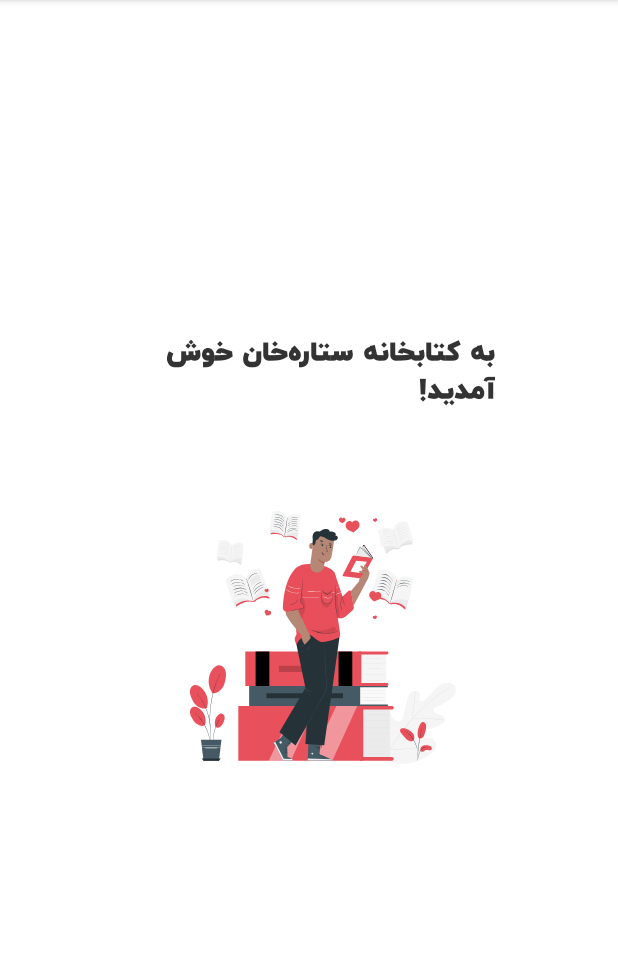
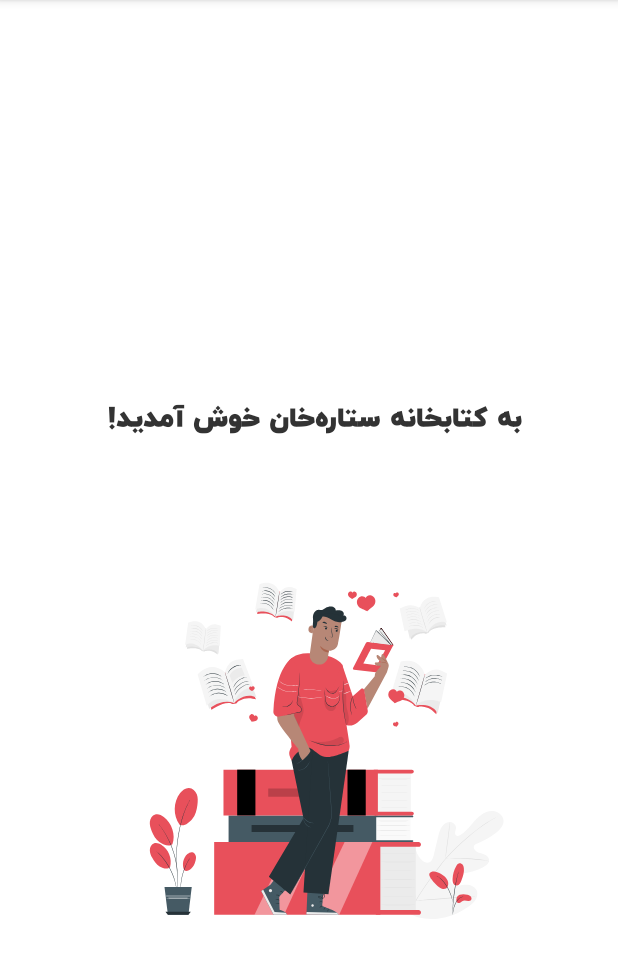
Before and after one commit to AleTTA3/SetareKhan-FrontEnd, an Android app: the MainActivity screen opened directly, with no data from a screen before it, on a phone screen of 412 x 824 dp, the part 84-1062 px from its top. Run offline under Robolectric (Android 15) with nearby library versions, the phone set to English and light mode, and no system bars; network calls fail.

Commit message:
fix font

```diff
--- a/app/src/main/java/com/example/setarekhan/WeatherScreen.java
+++ b/app/src/main/java/com/example/setarekhan/WeatherScreen.java
@@ -23,7 +23,7 @@ public class  WeatherScreen  extends AppCompatActivity {
 
     private static final String BASE_URL = "https://api.openweathermap.org/";
     private static final String API_KEY = "80fdd4e89bcb38c5558f485d38a1cf55";
-
+    //https://api.openweathermap.org/data/2.5/weather?q=Tehran&appid=80fdd4e89bcb38c5558f485d38a1cf55
     @Override
     protected void onCreate(@Nullable Bundle savedInstanceState) {
         super.onCreate(savedInstanceState);
--- a/app/src/main/res/layout/activity_main.xml
+++ b/app/src/main/res/layout/activity_main.xml
@@ -9,27 +9,27 @@
 
     <TextView
         android:id="@+id/splash_text"
-        android:layout_width="wrap_content"
-        android:layout_height="wrap_content"
+        android:layout_width="386dp"
+        android:layout_height="88dp"
 
         android:layout_alignParentStart="true"
         android:layout_alignParentEnd="true"
         android:layout_alignParentBottom="true"
-        android:layout_marginStart="82dp"
+        android:layout_marginStart="-39dp"
         android:layout_marginTop="24dp"
-        android:layout_marginEnd="82dp"
-        android:layout_marginBottom="492dp"
+        android:layout_marginEnd="64dp"
+        android:layout_marginBottom="419dp"
         android:text="به کتابخانه ستاره‌خان خوش آمدید!"
         android:textColor="#333"
         android:textSize="18sp" />
 
     <com.airbnb.lottie.LottieAnimationView
-        android:layout_width="200dp"
-        android:layout_height="200dp"
+        android:layout_width="266dp"
+        android:layout_height="308dp"
         android:layout_alignParentTop="true"
         android:layout_alignParentEnd="true"
-        android:layout_marginTop="324dp"
-        android:layout_marginEnd="103dp"
+        android:layout_marginTop="345dp"
+        android:layout_marginEnd="70dp"
         app:lottie_autoPlay="true"
         app:lottie_fileName="Animation - 1744968418054.json"
         app:lottie_loop="true"
--- a/app/src/main/res/values-night/themes.xml
+++ b/app/src/main/res/values-night/themes.xml
@@ -1,7 +1,10 @@
 <resources xmlns:tools="http://schemas.android.com/tools">
     <!-- Base application theme. -->
     <style name="Base.Theme.Setarekhan" parent="Theme.AppCompat.DayNight.DarkActionBar">
-        <!-- Customize your dark theme here. -->
-        <!-- <item name="colorPrimary">@color/my_dark_primary</item> -->
+        <item name="android:fontFamily">@font/iranyekanwebblack</item>
+        <item name="fontFamily">@font/iranyekanwebblack</item>
+        <item name="android:textColor">@color/white</item>
     </style>
+
+    <style name="Theme.Setarekhan" parent="Base.Theme.Setarekhan" />
 </resources>
```
